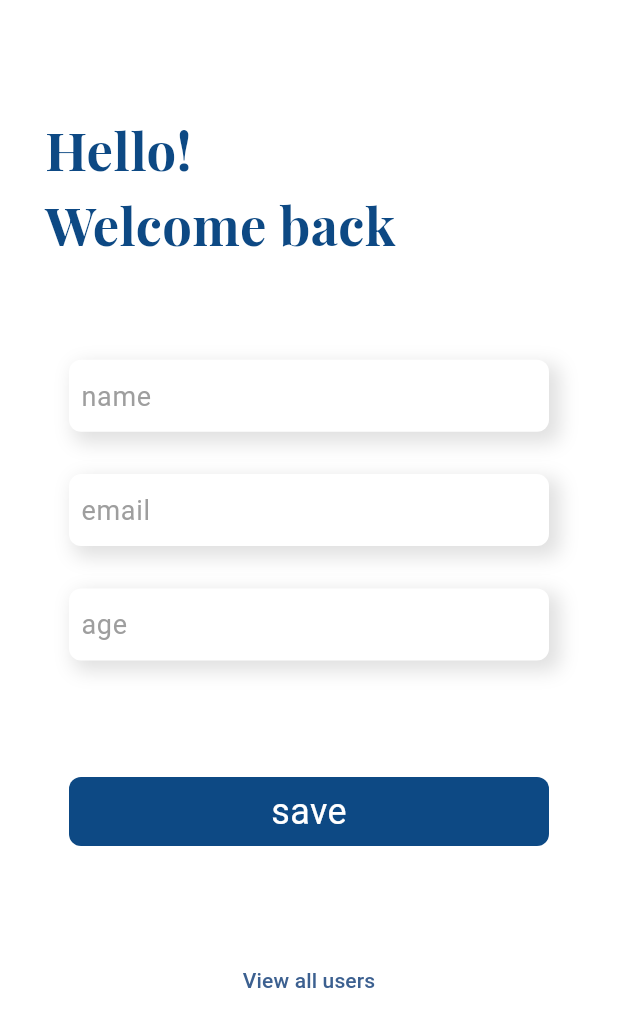
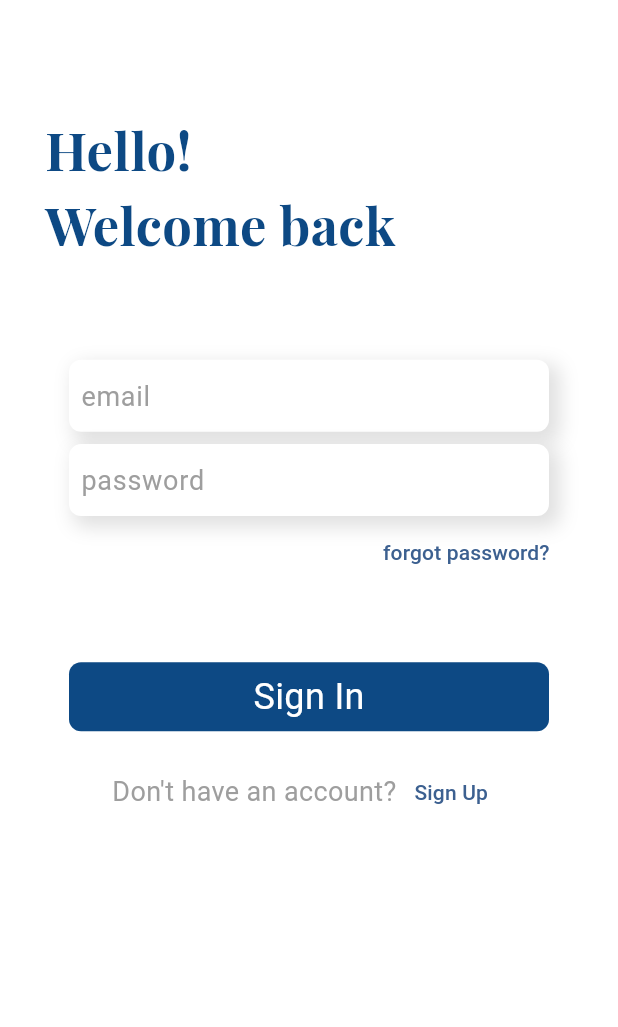
Before and after one commit to Sidharth-R-07/users, a Flutter app: the screen it shows after launch, on a phone screen of 412 x 824 dp. Shown: the top 1027 px of the screen. Run offline on Flutter 3.47's test engine with Material 2 defaults, Android fonts, the phone set to English and light mode, and no system bars; our stand-ins replace cloud_firestore, firebase_core, flutter_spinkit, fluttertoast, google_fonts; accounts and stored records are empty; Roboto replaces fonts that are missing (Mukta).

```diff
--- a/lib/main.dart
+++ b/lib/main.dart
@@ -3,8 +3,8 @@ import 'package:fluttertoast/fluttertoast.dart';
 import 'package:provider/provider.dart';
 import 'package:firebase_core/firebase_core.dart';
 
+import '../screens/auth/sign_in_screen.dart';
 import '../providers/auth_provider.dart';
-import '../screens/add_user_screen.dart';
 import '../utils/colors.dart';
 import '../providers/user_provider.dart';
 
@@ -40,7 +40,7 @@ class MyApp extends StatelessWidget {
             useMaterial3: true,
             appBarTheme: const AppBarTheme(
                 iconTheme: IconThemeData(color: primaryColor))),
-        home: const AddUserScreen(),
+        home: const SignInScreen(),
       ),
     );
   }
--- a/lib/screens/add_user_screen.dart
+++ b/lib/screens/add_user_screen.dart
@@ -10,7 +10,7 @@ import '../utils/fonts.dart';
 import '../utils/methods.dart';
 import '../widgets/input_field.dart';
 import '../widgets/loader.dart';
-import '../widgets/save_button.dart';
+import '../widgets/my_button.dart';
 import '../widgets/show_input_error.dart';
 
 class AddUserScreen extends StatefulWidget {
@@ -104,7 +104,7 @@ class _AddUserScreenState extends State<AddUserScreen> {
                   ),
 
                   ///--------------------ON SUBMIT BUTTON------------------------
-                  SaveButton(
+                  MyButton(
                     onTap: () => _submitFn(userProvider),
                     child: isLoading
                         ? const Loader()
--- /dev/null
+++ b/lib/screens/auth/sign_in_screen.dart
@@ -0,0 +1,129 @@
+import 'package:flutter/material.dart';
+import 'package:users/screens/auth/sign_up_screen.dart';
+
+import '../../utils/fonts.dart';
+import '../../widgets/input_field.dart';
+import '../../widgets/loader.dart';
+import '../../widgets/my_button.dart';
+import '../../widgets/show_input_error.dart';
+import '../users_screen.dart';
+
+class SignInScreen extends StatefulWidget {
+  const SignInScreen({super.key});
+
+  @override
+  State<SignInScreen> createState() => _SignInScreenState();
+}
+
+class _SignInScreenState extends State<SignInScreen> {
+  final emailController = TextEditingController();
+  final passwordController = TextEditingController();
+  bool isLoading = false;
+  @override
+  Widget build(BuildContext context) {
+    final size = MediaQuery.of(context).size;
+    return Scaffold(
+      resizeToAvoidBottomInset: false,
+      body: GestureDetector(
+        onTap: () {
+          //WHEN CLICKED SCREEN AND UNFOCUS KEYBOARD
+          FocusScope.of(context).unfocus();
+        },
+        child: Padding(
+          padding: const EdgeInsets.symmetric(horizontal: 30, vertical: 8),
+          child: SingleChildScrollView(
+            child: Form(
+              child: Column(
+                crossAxisAlignment: CrossAxisAlignment.start,
+                children: [
+                  SizedBox(
+                    height: size.height * 0.08,
+                  ),
+
+                  ///---------------------TITLE -----------------------------------------
+                  Text(
+                    'Hello!\nWelcome back',
+                    style: FontsProvider.titleLarge,
+                  ),
+                  SizedBox(
+                    height: size.height * 0.08,
+                  ),
+
+                  ///--------------------TEXT INPUT FEILD SECTIONS------------------------
+                  InputField(
+                    controller: emailController,
+                    hint: 'email',
+                    keyBoard: TextInputType.emailAddress,
+                    textInputAction: TextInputAction.next,
+                  ),
+                  // ShowInputError(error: nameValidationText),
+                  SizedBox(
+                    height: size.height * 0.01,
+                  ),
+                  InputField(
+                    controller: passwordController,
+                    hint: 'password',
+                    keyBoard: TextInputType.visiblePassword,
+                    textInputAction: TextInputAction.done,
+                    obscure: true,
+                  ),
+                  //  ShowInputError(error: emailValidationText),
+
+                  Row(
+                    mainAxisAlignment: MainAxisAlignment.end,
+                    children: [
+                      TextButton(
+                        onPressed: () {},
+                        child: const Text('forgot password? '),
+                      ),
+                    ],
+                  ),
+                  SizedBox(
+                    height: size.height * 0.06,
+                  ),
+
+                  ///--------------------ON SUBMIT BUTTON------------------------
+                  MyButton(
+                    onTap: () {},
+                    child: isLoading
+                        ? const Loader()
+                        : Text(
+                            'Sign In',
+                            style: FontsProvider.whiteMediumText,
+                          ),
+                  ),
+
+                  SizedBox(
+                    height: size.height * 0.02,
+                  ),
+
+                  ///--------------------GO TO SIGNUP SCREEN BUTTON----------------------
+                  Row(
+                    mainAxisAlignment: MainAxisAlignment.center,
+                    children: [
+                      Text(
+                        "Don't have an account?",
+                        style: FontsProvider.hintText,
+                      ),
+                      TextButton(
+                        onPressed: () {
+                          Navigator.of(context).push(MaterialPageRoute(
+                            builder: (context) => const SignUpScreen(),
+                          ));
+                        },
+                        child: const Text('Sign Up'),
+                      ),
+                    ],
+                  ),
+                  SizedBox(
+                    height: size.height * 0.10,
+                  ),
+                ],
+              ),
+            ),
+          ),
+        ),
+      ),
+    );
+  }
+}
--- a/lib/screens/users_screen.dart
+++ b/lib/screens/users_screen.dart
@@ -6,7 +6,7 @@ import 'package:flutter/services.dart';
 import '../models/user_model.dart';
 import '../utils/fonts.dart';
 import '../utils/methods.dart';
-import '../widgets/lazy_loading.dart';
+import '../widgets/loading_circle.dart';
 
 import '../widgets/user_card.dart';
 
@@ -173,7 +173,7 @@ class _UsersScreenState extends State<UsersScreen> {
 
         ///CHECKING IS FETCHING USERS OR NOT
         body: loadingUsers
-            ? const LazyLoading()
+            ? const LoadingCircle()
 
             ///CHECKING LIST IS EMPTY OR NOT
             : usersList.isEmpty
@@ -196,7 +196,7 @@ class _UsersScreenState extends State<UsersScreen> {
                       ),
 
                       ///LOADING FOR FETCH MORE USERS
-                      if (loadMore) const LazyLoading()
+                      if (loadMore) const LoadingCircle()
                     ],
                   ));
   }
--- a/lib/utils/methods.dart
+++ b/lib/utils/methods.dart
@@ -2,7 +2,6 @@ import 'package:flutter/material.dart';
 import 'package:fluttertoast/fluttertoast.dart';
 
 import 'colors.dart';
-
 
 ///SHOWING TOAST FUNCTION
 void showToast(String text) {
--- a/lib/widgets/input_field.dart
+++ b/lib/widgets/input_field.dart
@@ -7,14 +7,15 @@ class InputField extends StatelessWidget {
   final String hint;
   final TextInputAction textInputAction;
   final TextInputType keyBoard;
+  bool obscure;
 
-  const InputField({
-    super.key,
-    required this.controller,
-    required this.hint,
-    required this.keyBoard,
-    required this.textInputAction,
-  });
+  InputField(
+      {super.key,
+      required this.controller,
+      required this.hint,
+      required this.keyBoard,
+      required this.textInputAction,
+      this.obscure = false});
 
   @override
   Widget build(BuildContext context) {
@@ -44,6 +45,7 @@ class InputField extends StatelessWidget {
       child: TextFormField(
         controller: controller,
         keyboardType: keyBoard,
+        obscureText: obscure,
         textInputAction: textInputAction,
         decoration: InputDecoration(
           border: InputBorder.none,
--- a/lib/widgets/save_button.dart
+++ b/lib/widgets/my_button.dart
@@ -2,10 +2,10 @@ import 'package:flutter/material.dart';
 
 import '../utils/colors.dart';
 
-class SaveButton extends StatelessWidget {
+class MyButton extends StatelessWidget {
   final Widget child;
   final Function() onTap;
-  const SaveButton({super.key, required this.child, required this.onTap});
+  const MyButton({super.key, required this.child, required this.onTap});
 
   @override
   Widget build(BuildContext context) {
```
Also changed, not shown: lib/screens/auth/sign_up_screen.dart (added, +128 -0 lines), lib/widgets/loading_circle.dart (renamed from lib/widgets/lazy_loading.dart, +4 -4 lines).
